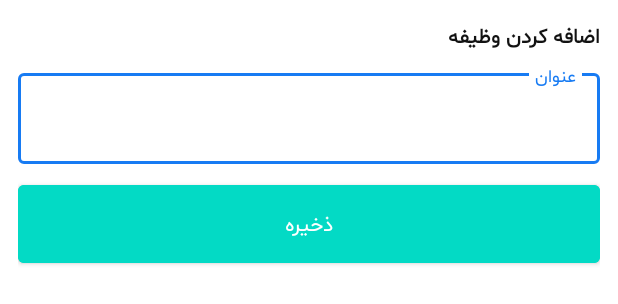
After one commit to sarina-hemmatpour/ToDoListProject, an Android app: the layout dialog.xml on its own in the app's theme, with its tools: preview values and no code run, on a phone screen of 412 x 824 dp. The commit adds this screen. Shown: the top 304 px of the screen. Run offline under Robolectric (Android 15) with nearby library versions, the phone set to English and light mode, and no system bars.

Commit message:
task dialog ui

```diff
--- a/app/src/main/res/layout/activity_main.xml
+++ b/app/src/main/res/layout/activity_main.xml
@@ -85,5 +85,6 @@
         android:layout_height="wrap_content"
         android:src="@drawable/ic_plus_24dp"
         android:layout_gravity="end|bottom"
-        android:layout_margin="12dp"/>
+        android:layout_margin="12dp"
+        android:id="@+id/fab_main_addTask"/>
 </androidx.coordinatorlayout.widget.CoordinatorLayout>
--- /dev/null
+++ b/app/src/main/res/layout/dialog.xml
@@ -0,0 +1,34 @@
+<?xml version="1.0" encoding="utf-8"?>
+<LinearLayout xmlns:android="http://schemas.android.com/apk/res/android"
+    xmlns:app="http://schemas.android.com/apk/res-auto"
+    android:orientation="vertical"
+    android:layout_width="match_parent"
+    android:layout_height="wrap_content"
+    android:layoutDirection="rtl"
+    android:padding="12dp">
+
+    <TextView
+        android:layout_width="wrap_content"
+        android:layout_height="wrap_content"
+        android:text="@string/dialog_tv"
+        android:textColor="@color/black"
+        android:textStyle="bold"/>
+    <com.google.android.material.textfield.TextInputLayout
+        android:layout_width="match_parent"
+        android:layout_height="wrap_content"
+        style="@style/Widget.MaterialComponents.TextInputLayout.OutlinedBox"
+        android:hint="@string/dialog_title"
+        android:layout_marginTop="8dp">
+        <com.google.android.material.textfield.TextInputEditText
+            android:layout_width="match_parent"
+            android:layout_height="wrap_content"/>
+    </com.google.android.material.textfield.TextInputLayout>
+
+    <com.google.android.material.button.MaterialButton
+        android:layout_width="match_parent"
+        android:layout_height="64dp"
+        android:backgroundTint="@color/colorAccent"
+        android:text="@string/dialog_save"
+        android:layout_marginTop="8dp"/>
+
+</LinearLayout>
--- a/app/src/main/res/values/strings.xml
+++ b/app/src/main/res/values/strings.xml
@@ -2,4 +2,7 @@
     <string name="app_name">ToDoListProject</string>
     <string name="main_tv_tasksList">لیست وظایف</string>
     <string name="search">جست و جو</string>
+    <string name="dialog_title">عنوان</string>
+    <string name="dialog_save">ذخیره</string>
+    <string name="dialog_tv">اضافه کردن وظیفه</string>
 </resources>
```
Also changed, not shown: app/src/main/java/com/example/todolistproject/MainActivity.java (+12 -0 lines), app/src/main/java/com/example/todolistproject/TaskDialog.java (added, +35 -0 lines), app/src/main/res/drawable/background_dialog_task.xml (added, +7 -0 lines).
